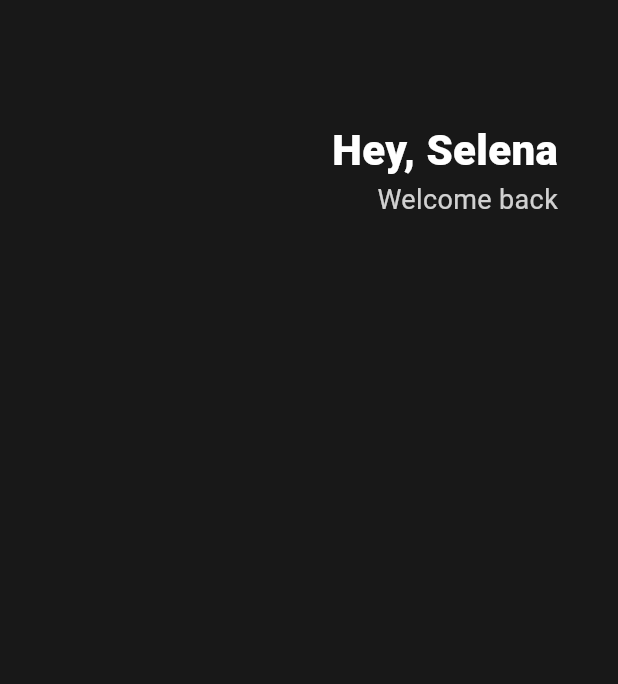
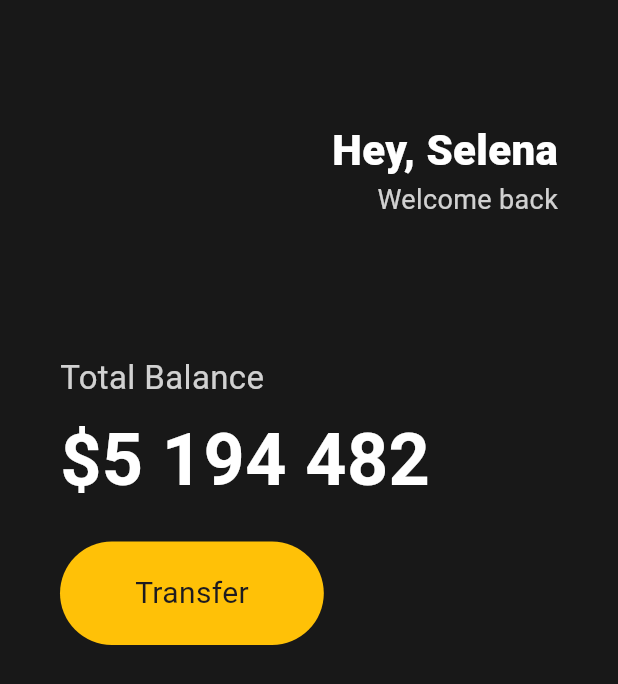
Before and after one commit to ChoiHoYong/Flutter-Bank-Cards-Stateless-Widget, a Flutter app: the screen it shows after launch, on a phone screen of 412 x 824 dp. Shown: the top 684 px of the screen. Run offline on Flutter 3.47's test engine with Material 3 defaults, Android fonts, the phone set to English and light mode, and no system bars.

Commit message:
Buttons Section
2024-09-20
배치

```diff
--- a/toonflix/lib/main.dart
+++ b/toonflix/lib/main.dart
@@ -14,7 +14,9 @@ class App extends StatelessWidget {
           padding: EdgeInsets.symmetric(
             horizontal: 40,
           ),
-          child: Column(children: [
+          child: Column(
+            crossAxisAlignment: CrossAxisAlignment.start,
+            children: [
               SizedBox(
                 height: 80,
               ),
@@ -42,8 +44,55 @@ class App extends StatelessWidget {
                     ],
                   ),
                 ],
-            )
-          ]),
+              ),
+              SizedBox(
+                height: 90,
+              ),
+              Text(
+                'Total Balance',
+                style: TextStyle(
+                  fontSize: 22,
+                  color: Colors.white.withOpacity(0.8),
+                ),
+              ),
+              SizedBox(
+                height: 5,
+              ),
+              Text(
+                '\$5 194 482',
+                style: TextStyle(
+                  fontSize: 48,
+                  fontWeight: FontWeight.bold,
+                  color: Colors.white,
+                ),
+              ),
+              SizedBox(
+                height: 20,
+              ),
+              Row(
+                children: [
+                  Container(
+                    decoration: BoxDecoration(
+                      color: Colors.amber,
+                      borderRadius: BorderRadius.circular(45),
+                    ),
+                    child: Padding(
+                      padding: EdgeInsets.symmetric(
+                        vertical: 20,
+                        horizontal: 50,
+                      ),
+                      child: Text(
+                        'Transfer',
+                        style: TextStyle(
+                          fontSize: 20,
+                        ),
+                      ),
+                    ),
+                  ),
+                ],
+              ),
+            ],
+          ),
         ),
       ),
     );
```
Also changed, not shown: 1 other file. Lines whose indentation alone changed are shown as unchanged.
